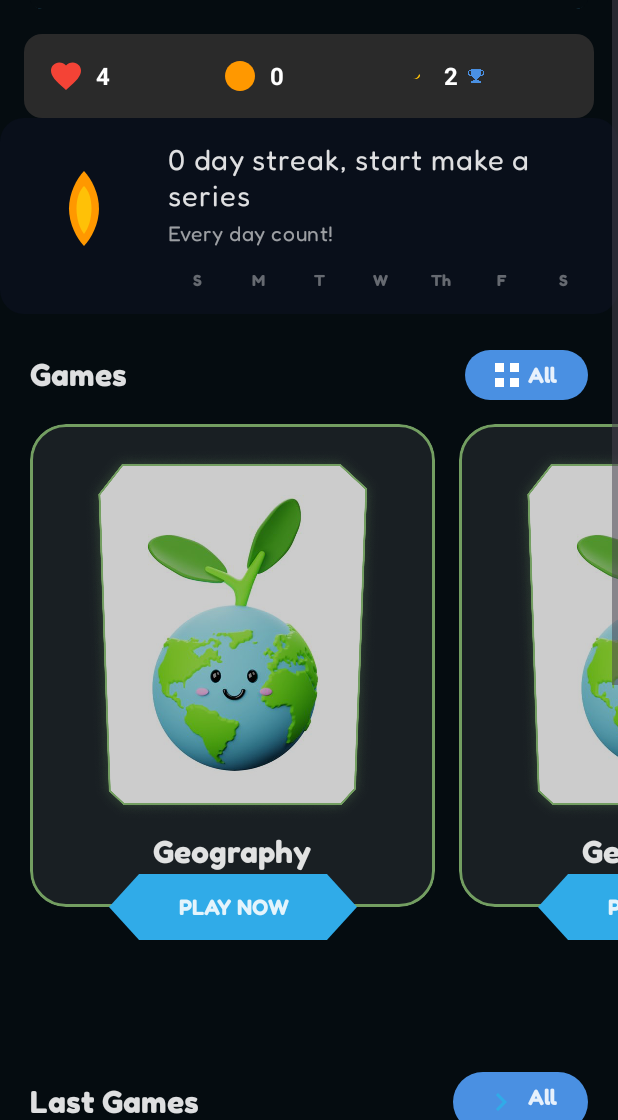
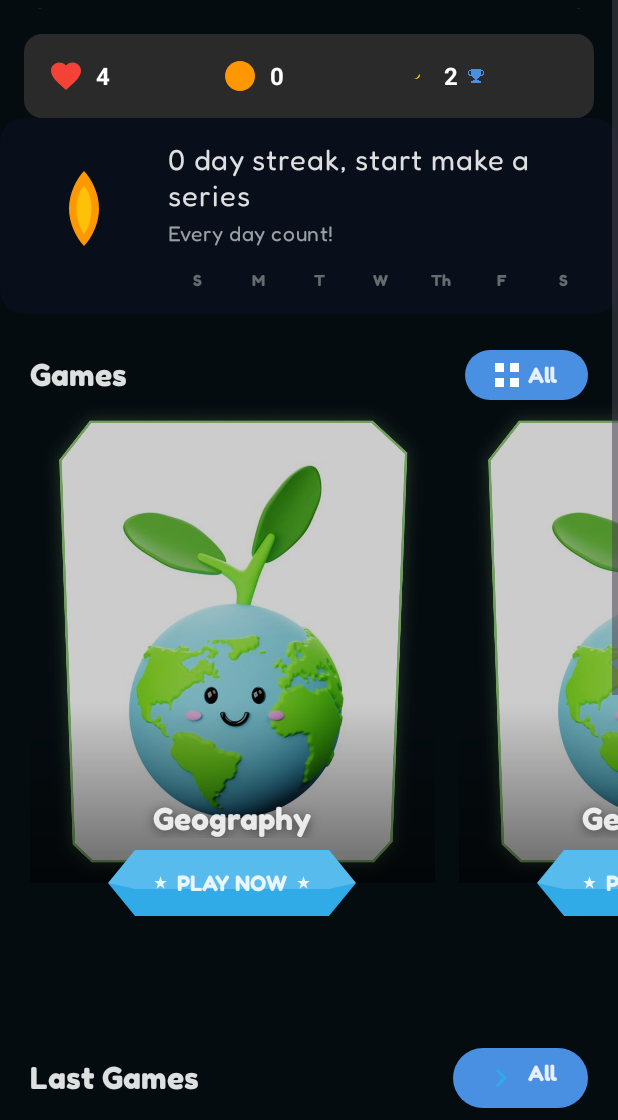
Before and after one commit to abdo-essam/Trivia, an Android app: the layout fragment_home.xml on its own in the app's theme, with its tools: preview values and no code run, on a phone screen of 412 x 824 dp, the part 116-1236 px from its top. Run offline under Robolectric (Android 15) with nearby library versions, the phone set to English and light mode, and no system bars.

Commit message:
feat(ui): Enhance category UI on home
Restructures category item layout for improved
visual appeal, including image and button updates.

```diff
--- a/app/src/main/java/com/qurio/trivia/ui/adapters/CategoryAdapter.kt
+++ b/app/src/main/java/com/qurio/trivia/ui/adapters/CategoryAdapter.kt
@@ -38,7 +38,7 @@ class CategoryAdapter(
                 }
             }
 
-            binding.cardCategory.setOnClickListener {
+            binding.ivCategoryImage.setOnClickListener {
                 val position = bindingAdapterPosition
                 if (position != RecyclerView.NO_POSITION) {
                     onCategoryClick(getItem(position))
--- /dev/null
+++ b/app/src/main/res/drawable/bg_category_border.xml
@@ -0,0 +1,9 @@
+<?xml version="1.0" encoding="utf-8"?>
+<shape xmlns:android="http://schemas.android.com/apk/res/android"
+    android:shape="rectangle">
+    <stroke
+        android:width="2dp"
+        android:color="@color/green_accent" />
+    <corners android:radius="24dp" />
+    <solid android:color="@android:color/transparent" />
+</shape>
--- a/app/src/main/res/drawable/bg_category_gradient.xml
+++ b/app/src/main/res/drawable/bg_category_gradient.xml
@@ -3,7 +3,8 @@
     android:shape="rectangle">
     <gradient
         android:angle="270"
-        android:endColor="#CC000000"
+        android:centerColor="#40000000"
+        android:endColor="#80000000"
         android:startColor="#00000000"
         android:type="linear" />
 </shape>
--- /dev/null
+++ b/app/src/main/res/drawable/bg_hexagon_button.xml
@@ -0,0 +1,15 @@
+<?xml version="1.0" encoding="utf-8"?>
+<vector xmlns:android="http://schemas.android.com/apk/res/android"
+    android:width="165dp"
+    android:height="44dp"
+    android:viewportWidth="165"
+    android:viewportHeight="44">
+
+    <path
+        android:fillColor="@color/primary"
+        android:pathData="M 18,0 L 147,0 L 165,22 L 147,44 L 18,44 L 0,22 Z" />
+
+    <path
+        android:fillColor="#30FFFFFF"
+        android:pathData="M 18,0 L 147,0 L 165,22 L 147,26 L 18,26 L 0,22 Z" />
+</vector>
--- /dev/null
+++ b/app/src/main/res/drawable/ic_star_small.xml
@@ -0,0 +1,10 @@
+<?xml version="1.0" encoding="utf-8"?>
+<vector xmlns:android="http://schemas.android.com/apk/res/android"
+    android:width="10dp"
+    android:height="10dp"
+    android:viewportWidth="24"
+    android:viewportHeight="24">
+    <path
+        android:fillColor="#FFFFFF"
+        android:pathData="M12,2 L14.5,9.5 L22,9.5 L16,14.5 L18.5,22 L12,17 L5.5,22 L8,14.5 L2,9.5 L9.5,9.5 Z" />
+</vector>
--- a/app/src/main/res/layout/fragment_home.xml
+++ b/app/src/main/res/layout/fragment_home.xml
@@ -258,18 +258,17 @@
             android:id="@+id/rv_categories"
             android:layout_width="0dp"
             android:layout_height="400dp"
-            android:layout_marginTop="16dp"
             android:clipToPadding="false"
+            android:orientation="horizontal"
             android:paddingStart="20dp"
             android:paddingEnd="4dp"
-            android:orientation="horizontal"
             app:layoutManager="androidx.recyclerview.widget.LinearLayoutManager"
             app:layout_constraintEnd_toEndOf="parent"
+            app:layout_constraintHorizontal_bias="0.0"
             app:layout_constraintStart_toStartOf="parent"
             app:layout_constraintTop_toBottomOf="@id/layout_games_header"
             tools:listitem="@layout/item_category" />
 
-        <!-- Last Games Section Header -->
         <LinearLayout
             android:id="@+id/layout_last_games_header"
             android:layout_width="0dp"
--- a/app/src/main/res/layout/item_category.xml
+++ b/app/src/main/res/layout/item_category.xml
@@ -1,5 +1,5 @@
 <?xml version="1.0" encoding="utf-8"?>
-<androidx.constraintlayout.widget.ConstraintLayout
+<FrameLayout
     xmlns:android="http://schemas.android.com/apk/res/android"
     xmlns:app="http://schemas.android.com/apk/res-auto"
     xmlns:tools="http://schemas.android.com/tools"
@@ -7,88 +7,83 @@
     android:layout_height="344dp"
     android:layout_marginEnd="16dp">
 
-    <!-- Card Background with Border (Contains Image + Text Only) -->
-    <com.google.android.material.card.MaterialCardView
-        android:id="@+id/card_category"
-        android:layout_width="0dp"
-        android:layout_height="0dp"
-        android:layout_marginBottom="22dp"
-        app:cardBackgroundColor="@color/on_image_surface"
-        app:cardCornerRadius="24dp"
-        app:cardElevation="0dp"
-        app:strokeColor="@color/green_accent"
-        app:strokeWidth="2dp"
-        app:layout_constraintBottom_toBottomOf="parent"
-        app:layout_constraintEnd_toEndOf="parent"
-        app:layout_constraintStart_toStartOf="parent"
-        app:layout_constraintTop_toTopOf="parent">
-
-        <androidx.constraintlayout.widget.ConstraintLayout
-            android:layout_width="match_parent"
-            android:layout_height="match_parent"
-            android:padding="16dp">
-
     <!-- Category Image -->
     <ImageView
         android:id="@+id/iv_category_image"
-                android:layout_width="0dp"
-                android:layout_height="0dp"
-                android:scaleType="fitCenter"
-                app:layout_constraintBottom_toTopOf="@+id/tv_category_name"
-                app:layout_constraintEnd_toEndOf="parent"
-                app:layout_constraintStart_toStartOf="parent"
-                app:layout_constraintTop_toTopOf="parent"
-                app:layout_constraintVertical_chainStyle="packed"
+        android:layout_width="match_parent"
+        android:layout_height="322dp"
+        android:scaleType="centerInside"
         tools:src="@drawable/category_geography" />
+
+    <!-- Bottom Gradient -->
+    <View
+        android:layout_width="match_parent"
+        android:layout_height="120dp"
+        android:layout_gravity="bottom"
+        android:layout_marginBottom="22dp"
+        android:background="@drawable/bg_category_gradient" />
 
     <!-- Category Name -->
     <TextView
         android:id="@+id/tv_category_name"
-                android:layout_width="0dp"
+        android:layout_width="match_parent"
         android:layout_height="wrap_content"
-                android:layout_marginTop="8dp"
-                android:layout_marginBottom="8dp"
+        android:layout_gravity="bottom"
+        android:layout_marginBottom="52dp"
         android:gravity="center"
         android:textAppearance="@style/TextAppearance.Title.Large"
         android:textColor="@color/shade_primary"
-                app:layout_constraintBottom_toBottomOf="parent"
-                app:layout_constraintEnd_toEndOf="parent"
-                app:layout_constraintStart_toStartOf="parent"
-                app:layout_constraintTop_toBottomOf="@+id/iv_category_image"
+        android:shadowColor="#80000000"
+        android:shadowDx="0"
+        android:shadowDy="2"
+        android:shadowRadius="8"
         tools:text="Geography" />
 
-        </androidx.constraintlayout.widget.ConstraintLayout>
-
-    </com.google.android.material.card.MaterialCardView>
-
-    <!-- Play Now Button (OUTSIDE the card, overlapping bottom) -->
+    <!-- Play Now Button -->
     <FrameLayout
-        android:id="@+id/btn_play_now_container"
         android:layout_width="165dp"
         android:layout_height="44dp"
-        app:layout_constraintBottom_toBottomOf="parent"
-        app:layout_constraintEnd_toEndOf="parent"
-        app:layout_constraintStart_toStartOf="parent">
+        android:layout_gravity="bottom|center_horizontal">
 
-        <!-- Button Background Shape -->
-        <View
+        <ImageView
             android:layout_width="match_parent"
             android:layout_height="match_parent"
-            android:background="@drawable/bg_category_button" />
+            android:src="@drawable/bg_hexagon_button"
+            android:scaleType="fitXY" />
 
-        <!-- Button Text -->
-        <TextView
+        <LinearLayout
             android:id="@+id/btn_play_now"
             android:layout_width="match_parent"
             android:layout_height="match_parent"
             android:gravity="center"
+            android:orientation="horizontal"
+            android:clickable="true"
+            android:focusable="true"
+            android:background="?attr/selectableItemBackgroundBorderless">
+
+            <ImageView
+                android:layout_width="10dp"
+                android:layout_height="10dp"
+                android:src="@drawable/ic_star_small"
+                android:layout_marginEnd="6dp"
+                app:tint="@color/shade_primary" />
+
+            <TextView
+                android:layout_width="wrap_content"
+                android:layout_height="wrap_content"
                 android:text="@string/play_now"
                 android:textAppearance="@style/TextAppearance.Label.Medium"
-            android:textColor="@color/shade_primary"
-            android:clickable="true"
-            android:focusable="true"
-            android:background="?attr/selectableItemBackgroundBorderless" />
+                android:textColor="@color/shade_primary" />
+
+            <ImageView
+                android:layout_width="10dp"
+                android:layout_height="10dp"
+                android:src="@drawable/ic_star_small"
+                android:layout_marginStart="6dp"
+                app:tint="@color/shade_primary" />
+
+        </LinearLayout>
 
     </FrameLayout>
 
-</androidx.constraintlayout.widget.ConstraintLayout>
+</FrameLayout>
```
Lines whose indentation alone changed are shown as unchanged.
